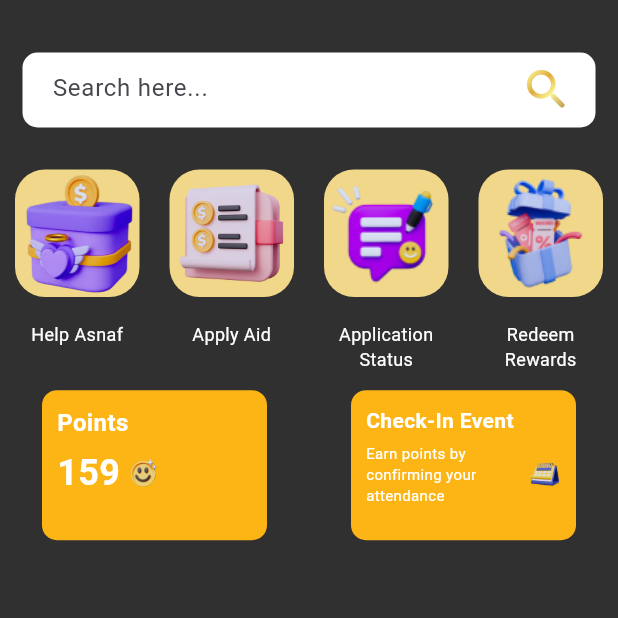
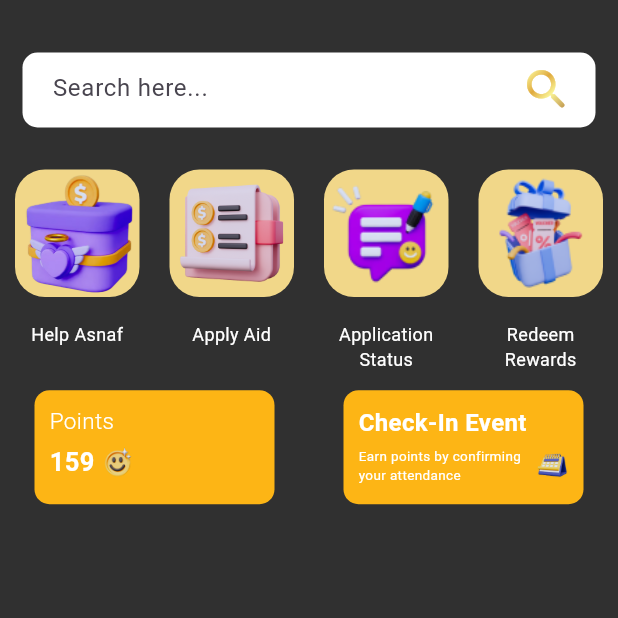
Before and after one commit to intanaqilah-mf/kitatongtong, a Flutter app: the screen it shows after launch, on a phone screen of 412 x 824 dp, the top half of it. Run offline on Flutter 3.47's test engine with Material 3 defaults, Android fonts, the phone set to English and light mode, and no system bars.

Commit message:
positioning text in User points

```diff
--- a/lib/widgets/UserPoints.dart
+++ b/lib/widgets/UserPoints.dart
@@ -12,8 +12,8 @@ class UserPoints extends StatelessWidget {
         Column(
           children: [
             Container(
-              height: 100,
-              width: 150,
+              height: 76,
+              width: 160,
               margin: EdgeInsets.symmetric(vertical: 8, horizontal: 10),
               padding: EdgeInsets.all(10),
               decoration: BoxDecoration(
@@ -27,8 +27,8 @@ class UserPoints extends StatelessWidget {
                   Text(
                     "Points",
                     style: TextStyle(
-                      fontSize: 16,
-                      fontWeight: FontWeight.bold,
+                      fontSize: 15,
+                      fontWeight: FontWeight.w300,
                       color: Colors.white,
                     ),
                   ),
@@ -40,12 +40,12 @@ class UserPoints extends StatelessWidget {
                       Text(
                         "159",
                         style: TextStyle(
-                          fontSize: 24,
+                          fontSize: 17,
                           fontWeight: FontWeight.bold,
                           color: Colors.white,
                         ),
                       ),
-                      SizedBox(width: 5), // Space between text and icon
+                      SizedBox(width: 5),
                       Image.asset(
                         "assets/Smiley.png",
                         height: 20,
@@ -62,8 +62,8 @@ class UserPoints extends StatelessWidget {
         Column(
           children: [
             Container(
-              height: 100,
-              width: 150,
+              height: 76,
+              width: 160,
               margin: EdgeInsets.symmetric(vertical: 8, horizontal: 10),
               padding: EdgeInsets.all(10),
               decoration: BoxDecoration(
@@ -77,12 +77,12 @@ class UserPoints extends StatelessWidget {
                   Text(
                     "Check-In Event",
                     style: TextStyle(
-                      fontSize: 14,
+                      fontSize: 16,
                       fontWeight: FontWeight.bold,
                       color: Colors.white,
                     ),
                   ),
-                  SizedBox(height: 5), // Space between title and description
+                  SizedBox(height: 4), // Space between title and description
                   // Row with Description and Calendar Icon
                   Row(
                     mainAxisAlignment: MainAxisAlignment.start,
@@ -91,7 +91,7 @@ class UserPoints extends StatelessWidget {
                         child: Text(
                           "Earn points by confirming your attendance",
                           style: TextStyle(
-                            fontSize: 10,
+                            fontSize: 9,
                             fontWeight: FontWeight.normal,
                             color: Colors.white,
                           ),
```
